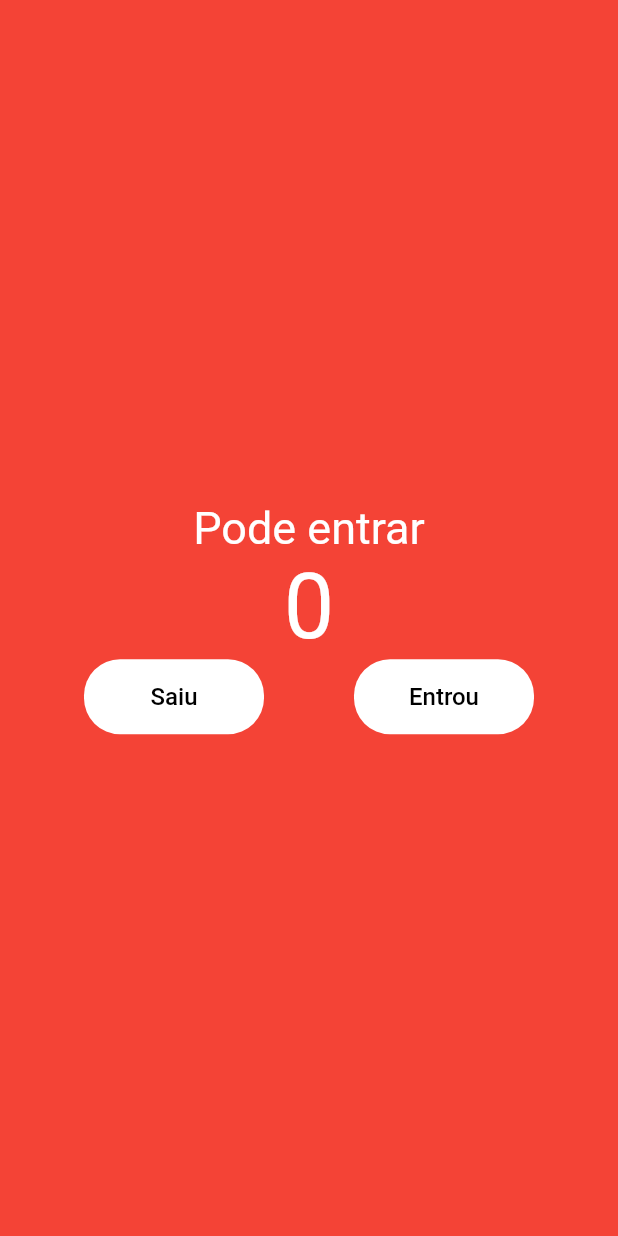
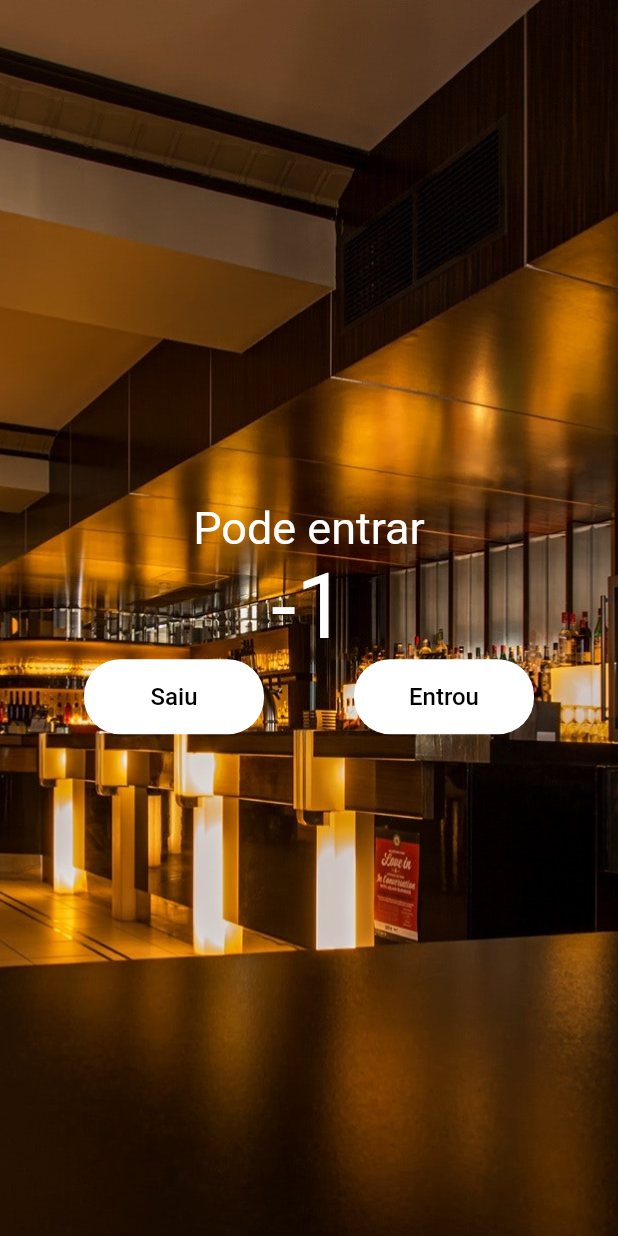
Before and after one commit to brunocmartins11/flutter, a Flutter app: the screen it shows after launch, after a tap on "Saiu", on a phone screen of 412 x 824 dp. Run offline on Flutter 3.47's test engine with Material 2 defaults, Android fonts, the light colour scheme and no system bars; missing offline and left inert: dart:html.

Commit message:
Commit 2 - Projeto "Entrada de Pessoas" Completo
Projeto "Entrada de Pessoas" completo.

```diff
--- a/workspace/app/lib/main.dart
+++ b/workspace/app/lib/main.dart
@@ -3,18 +3,29 @@ import 'dart:html';
 import 'package:flutter/material.dart';
 
 void main() {
-  runApp(const Batata());
+  runApp(Home());
 }
 
-class Batata extends StatelessWidget {
-  const Batata({Key? key}) : super(key: key);
+class Home extends StatefulWidget {
+  const Home({Key? key}) : super(key: key);
+
+  @override
+  State<Home> createState() => _HomeState();
+}
+
+class _HomeState extends State<Home> {
+  int count = 0;
 
   void decrement() {
-    print("decrement");
+    setState(() {
+      count--;
+    });
   }
 
   void increment() {
-    print("increment");
+    setState(() {
+      count++;
+    });
   }
 
   @override
@@ -22,12 +33,19 @@ class Batata extends StatelessWidget {
     return MaterialApp(
         home: Scaffold(
             backgroundColor: Colors.red,
-            body: Column(
+            body: Container(
+                decoration: BoxDecoration(
+                  image: DecorationImage(
+                      image: AssetImage("images/restaurant.jpg"),
+                      fit: BoxFit.cover),
+                ),
+                child: Column(
                   mainAxisAlignment: MainAxisAlignment.center,
                   children: [
                     const Text("Pode entrar",
                         style: TextStyle(fontSize: 30, color: Colors.white)),
-                Text("0", style: TextStyle(fontSize: 60, color: Colors.white)),
+                    Text(count.toString(),
+                        style: TextStyle(fontSize: 60, color: Colors.white)),
                     Row(
                       mainAxisAlignment: MainAxisAlignment.center,
                       children: [
@@ -39,8 +57,8 @@ class Batata extends StatelessWidget {
                                 shape: RoundedRectangleBorder(
                                     borderRadius: BorderRadius.circular(24))),
                             child: Text("Saiu",
-                            style:
-                                TextStyle(fontSize: 16, color: Colors.black))),
+                                style: TextStyle(
+                                    fontSize: 16, color: Colors.black))),
                         const SizedBox(
                           width: 60,
                         ),
@@ -53,15 +71,15 @@ class Batata extends StatelessWidget {
                                     borderRadius: BorderRadius.circular(24))),
                             child: Text(
                               "Entrou",
-                          style: TextStyle(fontSize: 16, color: Colors.black),
+                              style:
+                                  TextStyle(fontSize: 16, color: Colors.black),
                             ))
                       ],
                     ),
                   ],
-            )));
+                ))));
   }
 }
-
 /*home: Scaffold(
             appBar: AppBar(
       title: Text("Aula App 1"),
--- a/workspace/app/pubspec.yaml
+++ b/workspace/app/pubspec.yaml
@@ -58,8 +58,8 @@ flutter:
   uses-material-design: true
 
   # To add assets to your application, add an assets section, like this:
-  # assets:
-  #   - images/a_dot_burr.jpeg
+  assets:
+    - images/restaurant.jpg
   #   - images/a_dot_ham.jpeg
 
   # An image asset can refer to one or more resolution-specific "variants", see
```
Also changed, not shown: workspace/grupo.txt (added, +9 -0 lines), workspace/app/images/restaurant.jpg (added), 1 other file. Lines whose indentation alone changed are shown as unchanged.
